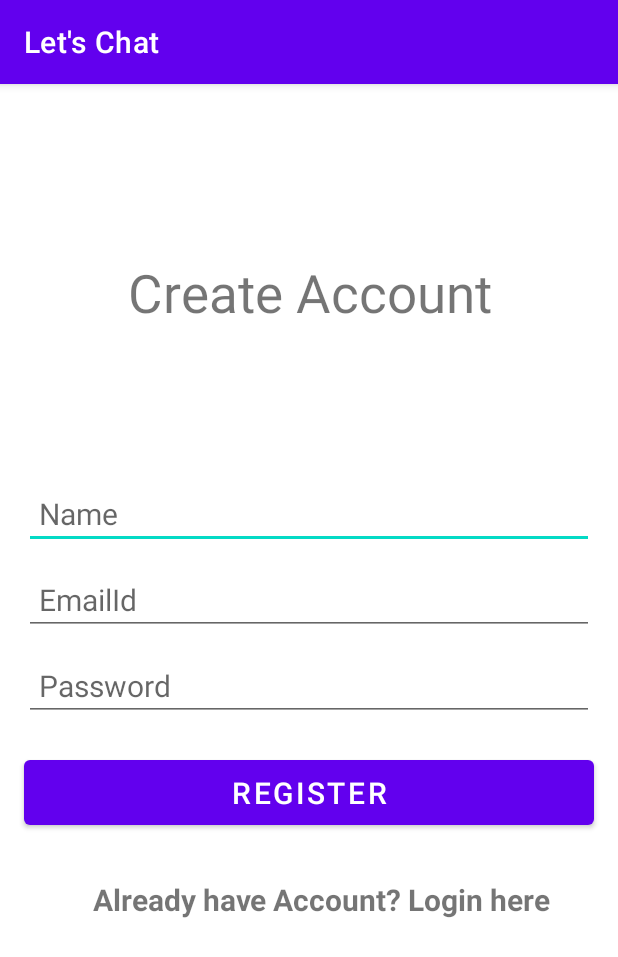
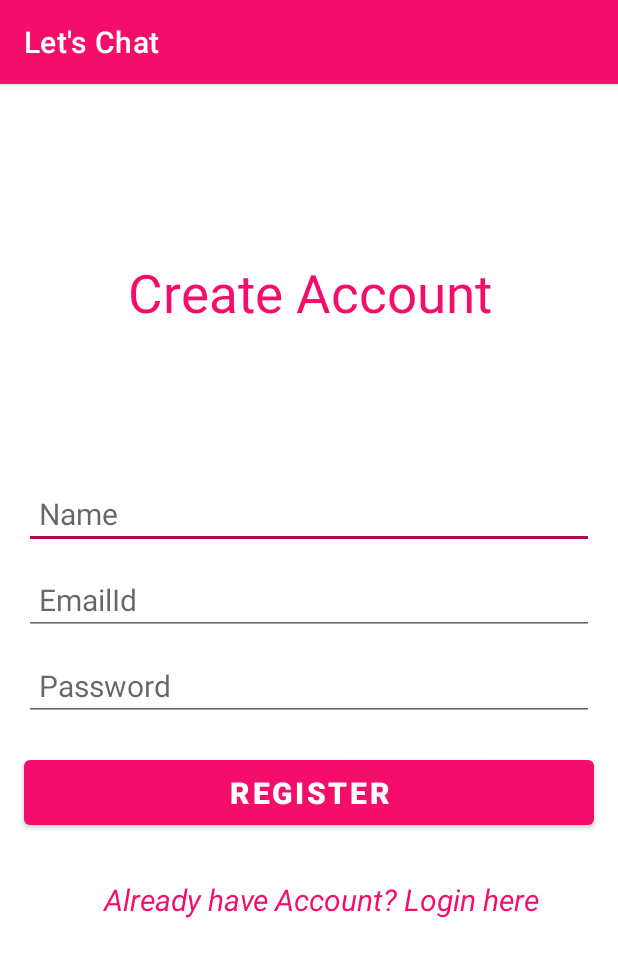
Before and after one commit to Ketaki-Gangadhar/ChatApp, an Android app: the RegisterActivity screen opened directly, with no data from a screen before it, on a phone screen of 412 x 824 dp. Shown: the top 957 px of the screen. Run offline under Robolectric (Android 15) with nearby library versions, the phone set to English and light mode, and no system bars; our stand-ins replace Firebase (no records; nobody signed in at launch, a user with empty details on screens opened directly).

Commit message:
updated app

```diff
--- a/app/src/main/java/ketaki/mycompany/letschat/Adapters/MessageAdapter.java
+++ b/app/src/main/java/ketaki/mycompany/letschat/Adapters/MessageAdapter.java
@@ -64,7 +64,7 @@ public class MessageAdapter extends RecyclerView.Adapter<MessageAdapter.ViewHold
 
         if(imgURL.equals("default"))
         {
-            holder.profileImage.setImageResource(R.mipmap.ic_launcher);
+            holder.profileImage.setImageResource(R.drawable.person);
         }
         else
         {
--- a/app/src/main/java/ketaki/mycompany/letschat/Adapters/UserAdapter.java
+++ b/app/src/main/java/ketaki/mycompany/letschat/Adapters/UserAdapter.java
@@ -43,7 +43,7 @@ public class UserAdapter extends RecyclerView.Adapter<UserAdapter.ViewHolder> {
             holder.username.setText(user.getUsername());
             if(user.getImageURL().equals("default"))
             {
-                holder.profile_image.setImageResource(R.mipmap.ic_launcher);
+                holder.profile_image.setImageResource(R.drawable.person);
             }
             else
             {
--- a/app/src/main/java/ketaki/mycompany/letschat/MessageActivityy.java
+++ b/app/src/main/java/ketaki/mycompany/letschat/MessageActivityy.java
@@ -83,7 +83,7 @@ public class MessageActivityy extends AppCompatActivity {
                 username.setText(user.getUsername());
                 if(user.getImageURL().equals("default"))
                 {
-                    imageView.setImageResource(R.mipmap.ic_launcher);
+                    imageView.setImageResource(R.drawable.person);
                 }
                 else
                 {
--- a/app/src/main/java/ketaki/mycompany/letschat/fragments/ProfileFragment.java
+++ b/app/src/main/java/ketaki/mycompany/letschat/fragments/ProfileFragment.java
@@ -51,7 +51,7 @@ public class ProfileFragment extends Fragment {
                 userName.setText(user.getUsername());
                 if(user.getImageURL().equals("default"))
                 {
-                    profileImage.setImageResource(R.mipmap.ic_launcher);
+                    profileImage.setImageResource(R.drawable.person);
                 }
                 else
                 {
--- a/app/src/main/res/drawable/background_left.xml
+++ b/app/src/main/res/drawable/background_left.xml
@@ -4,9 +4,9 @@ android:shape="rectangle>
 
     <corners
         android:radius="10dp"
-        android:topRightRadius="0dp"/>
+        android:topLeftRadius="0dp"/>
 
-    <solid android:color="#969EC6"/>
+    <solid android:color="#F40D6A"/>
 
 
 </shape>
--- a/app/src/main/res/drawable/background_right.xml
+++ b/app/src/main/res/drawable/background_right.xml
@@ -6,7 +6,7 @@
         android:radius="10dp"
         android:topRightRadius="0dp"/>
 
-    <solid android:color="#F0F6B0"/>
+    <solid android:color="#F6ECF1"/>
 
 
 </shape>
--- a/app/src/main/res/layout/activity_register.xml
+++ b/app/src/main/res/layout/activity_register.xml
@@ -11,6 +11,7 @@
         android:layout_width="wrap_content"
         android:layout_height="wrap_content"
         android:gravity="center"
+        android:textColor="#F40D6A"
         android:textSize="35sp"
         android:text="@string/create_account"
         app:layout_constraintBottom_toBottomOf="parent"
@@ -23,6 +24,7 @@
         android:layout_width="0dp"
         android:layout_height="wrap_content"
         android:layout_marginStart="16dp"
+        android:textColor="@color/black"
         android:layout_marginTop="100dp"
         android:layout_marginEnd="16dp"
         android:padding="10dp"
@@ -40,6 +42,7 @@
         android:inputType="textEmailAddress"
         android:layout_marginTop="10dp"
         android:layout_marginEnd="16dp"
+        android:textColor="@color/black"
         android:hint="@string/emailid"
         android:textAllCaps="false"
         android:padding="10dp"
@@ -54,6 +57,7 @@
         android:layout_marginStart="16dp"
         android:layout_marginTop="10dp"
         android:layout_marginEnd="16dp"
+        android:textColor="@color/black"
         android:hint="@string/password"
         android:padding="10dp"
         android:textSize="20sp"
@@ -67,6 +71,8 @@
         android:layout_marginStart="16dp"
         android:layout_marginTop="20dp"
         android:padding="8dp"
+        android:textColor="@color/white"
+        android:textStyle="bold"
         android:layout_marginEnd="16dp"
         android:text="@string/register"
         android:textSize="20sp"
@@ -85,7 +91,8 @@
         app:layout_constraintTop_toBottomOf="@+id/registerButton"
         android:text="@string/s1"
         android:textSize="20sp"
-        android:textStyle="bold"
+        android:textColor="#F40D6A"
+        android:textStyle="italic"
         android:gravity="center"/>
 
 </androidx.constraintlayout.widget.ConstraintLayout>
--- a/app/src/main/res/layout/chat_item_left.xml
+++ b/app/src/main/res/layout/chat_item_left.xml
@@ -9,7 +9,7 @@
         android:layout_width="40dp"
         android:layout_height="40dp"
         android:id="@+id/profileImage"
-        android:src="@mipmap/ic_launcher"/>
+        android:src="@drawable/person"/>
     <TextView
         android:id="@+id/show_msg"
         android:layout_width="wrap_content"
@@ -19,7 +19,7 @@
         android:background="@drawable/background_left"
         android:padding="8dp"
         android:text="@string/hello"
-        android:textColor="@color/black"
+        android:textColor="@color/white"
         android:textSize="18sp" />
 
 
--- a/app/src/main/res/layout/chat_item_right.xml
+++ b/app/src/main/res/layout/chat_item_right.xml
@@ -26,7 +26,7 @@
         android:background="@drawable/background_right"
         android:padding="8dp"
         android:text="hello"
-        android:textColor="@color/black"
+        android:textColor="#F40D6A"
         android:textSize="18sp" />
 
 
--- a/app/src/main/res/layout/fragment_profile.xml
+++ b/app/src/main/res/layout/fragment_profile.xml
@@ -23,7 +23,7 @@
            android:layout_centerHorizontal="true"
            android:layout_height="150dp"
            android:id="@+id/profile_Image_User"
-           android:src="@mipmap/ic_launcher"/>
+           android:src="@drawable/person"/>
 
            <TextView
                android:id="@+id/profile_Username_User"
--- a/app/src/main/res/layout/user_item.xml
+++ b/app/src/main/res/layout/user_item.xml
@@ -8,7 +8,7 @@
         android:layout_width="50dp"
         android:layout_height="50dp"
         android:id="@+id/userImage"
-        android:src="@mipmap/ic_launcher"/>
+        android:src="@drawable/person"/>
   <TextView
       android:id="@+id/userName"
       android:layout_width="wrap_content"
@@ -18,7 +18,7 @@
       android:textAllCaps="false"
       android:layout_toEndOf="@id/userImage"
       android:layout_toRightOf="@id/userImage"
-      android:text="username"
+      android:text="Name"
       android:textColor="@color/black"
-      android:textSize="20sp" />
+      android:textSize="22sp" />
 </RelativeLayout>
--- a/app/src/main/res/values-night/themes.xml
+++ b/app/src/main/res/values-night/themes.xml
@@ -2,13 +2,13 @@
     <!-- Base application theme. -->
     <style name="Theme.LetsChat" parent="Theme.MaterialComponents.DayNight.DarkActionBar">
         <!-- Primary brand color. -->
-        <item name="colorPrimary">@color/purple_200</item>
-        <item name="colorPrimaryVariant">@color/purple_700</item>
-        <item name="colorOnPrimary">@color/black</item>
+        <item name="colorPrimary">#F40D6A</item>
+        <item name="colorPrimaryVariant">#9F0A46</item>
+        <item name="colorOnPrimary">#FA73A9</item>
         <!-- Secondary brand color. -->
-        <item name="colorSecondary">@color/teal_200</item>
-        <item name="colorSecondaryVariant">@color/teal_200</item>
-        <item name="colorOnSecondary">@color/black</item>
+        <item name="colorSecondary">#B10B4E</item>
+        <item name="colorSecondaryVariant">#9F0A46</item>
+        <item name="colorOnSecondary">#FA73A9</item>
         <!-- Status bar color. -->
         <item name="android:statusBarColor" tools:targetApi="l">?attr/colorPrimaryVariant</item>
         <!-- Customize your theme here. -->
--- a/app/src/main/res/values/themes.xml
+++ b/app/src/main/res/values/themes.xml
@@ -2,13 +2,13 @@
     <!-- Base application theme. -->
     <style name="Theme.LetsChat" parent="Theme.MaterialComponents.DayNight.DarkActionBar">
         <!-- Primary brand color. -->
-        <item name="colorPrimary">@color/purple_500</item>
-        <item name="colorPrimaryVariant">@color/purple_700</item>
-        <item name="colorOnPrimary">@color/white</item>
+        <item name="colorPrimary">#F40D6A</item>
+        <item name="colorPrimaryVariant">#9F0A46</item>
+        <item name="colorOnPrimary">#FA73A9</item>
         <!-- Secondary brand color. -->
-        <item name="colorSecondary">@color/teal_200</item>
-        <item name="colorSecondaryVariant">@color/teal_700</item>
-        <item name="colorOnSecondary">@color/black</item>
+        <item name="colorSecondary">#B10B4E</item>
+        <item name="colorSecondaryVariant">#9F0A46</item>
+        <item name="colorOnSecondary">#FA73A9</item>
         <!-- Status bar color. -->
         <item name="android:statusBarColor" tools:targetApi="l">?attr/colorPrimaryVariant</item>
         <!-- Customize your theme here. -->
```
Also changed, not shown: app/src/main/res/layout/activity_main.xml (+7 -1 lines), app/src/main/res/layout/activityy_message.xml (+6 -3 lines), app/src/main/res/drawable/person.png (added).
